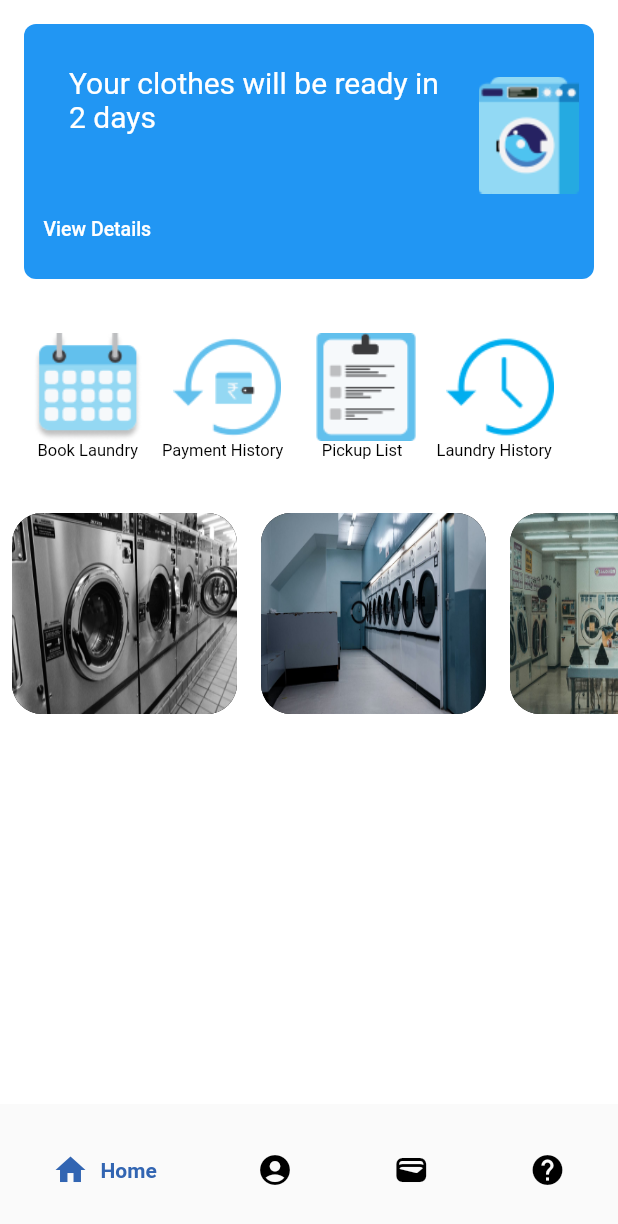
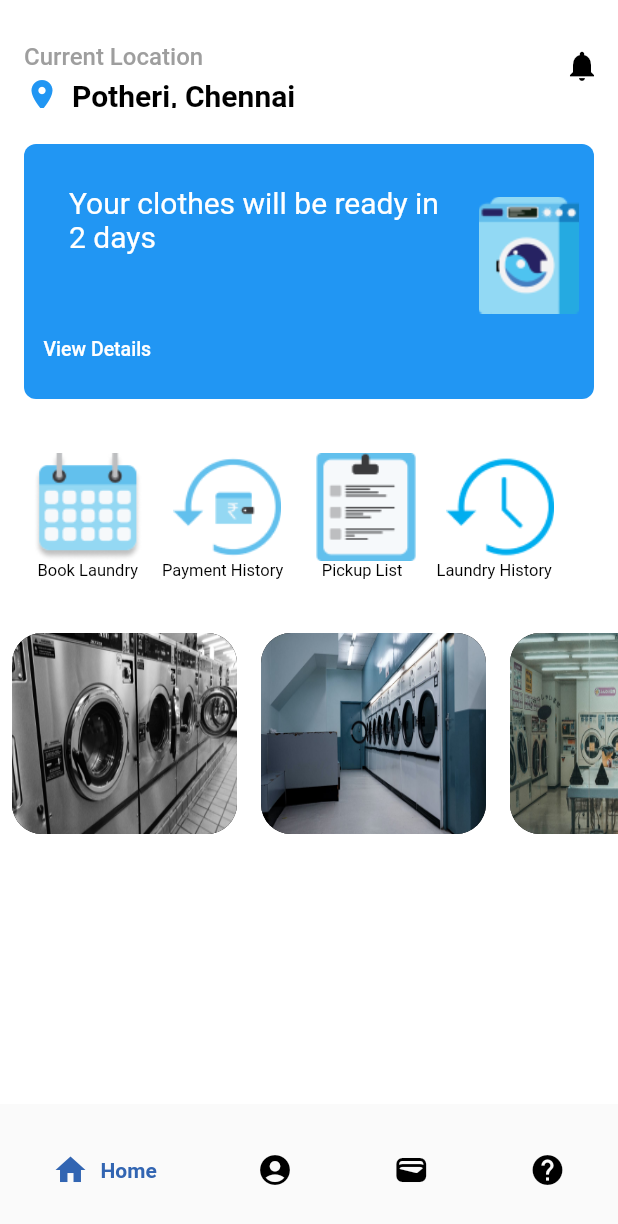
Before and after one commit to rm5973/demo2, a Flutter app: the Homescreen screen opened directly, on a phone screen of 412 x 824 dp. Shown: the top 1224 px of the screen. Run offline on Flutter 3.47's test engine with Material 2 defaults, Android fonts, the phone set to English and light mode, and no system bars; drawn by our look-alikes of google_nav_bar; our stand-ins replace carousel_slider, hexcolor, line_icons; missing offline and left inert: dart:ffi.

Commit message:
new updates

```diff
--- a/lib/homescreen.dart
+++ b/lib/homescreen.dart
@@ -192,64 +192,64 @@ class _MyHomePageState extends State<MyHomePage> {
   Widget build(BuildContext context) {
     return Scaffold(
       backgroundColor: Colors.white,
-      // appBar: PreferredSize(
-      //   preferredSize: Size.fromHeight(80), // Increase the app bar height
-      //   child: Padding(
-      //     padding: const EdgeInsets.only(top: 16.0),
-      //     child: AppBar(
-      //       automaticallyImplyLeading: false, // Remove the back button
-      //       backgroundColor: Colors.white, // Set app bar color to white
-      //       elevation: 0, // Remove the shadow
-      //       title: GestureDetector(
-      //         child: Column(
-      //           // Use Column to align texts vertically
-      //           crossAxisAlignment:
-      //               CrossAxisAlignment.start, // Align the text to the left
-      //           children: [
-      //             Padding(
-      //               padding: EdgeInsets.only(
-      //                   top: 16), // Add top padding of 16 pixels
-      //               child: Text(
-      //                 'Current Location',
-      //                 style: TextStyle(
-      //                   fontSize: 16,
-      //                   color: Colors.grey, // Set the color to grey
-      //                 ),
-      //               ),
-      //             ),
-      //             SizedBox(height: 4), // Add some space between the texts
-      //             Row(
-      //               // Use Row to align icon and text horizontally
-      //               children: [
-      //                 Icon(Icons.location_on,
-      //                     color: Colors.blue), // Location icon on the left
-      //                 SizedBox(width: 8),
-      //                 Text(
-      //                   "Potheri, Chennai",
-      //                   style: TextStyle(
-      //                     fontSize: 20,
-      //                     fontWeight:
-      //                         FontWeight.bold, // Set the font weight to bold
-      //                     color: Colors.black, // Set the text color to black
-      //                   ),
-      //                 ),
-      //               ],
-      //             ),
-      //           ],
-      //         ),
-      //       ),
-      //       actions: [
-      //         IconButton(
-      //           icon: Icon(Icons.notifications,
-      //               color: Colors.black), // Set icon color to black
-      //           onPressed: () {
-      //             // Handle notification icon press
-      //           },
-      //         ),
-      //       ],
-      //     ),
-      //   ),
-      // ),
+      appBar: PreferredSize(
+        preferredSize: Size.fromHeight(80), // Increase the app bar height
+        child: Padding(
+          padding: const EdgeInsets.only(top: 16.0),
+          child: AppBar(
+            automaticallyImplyLeading: false, // Remove the back button
+            backgroundColor: Colors.white, // Set app bar color to white
+            elevation: 0, // Remove the shadow
+            title: GestureDetector(
+              child: Column(
+                // Use Column to align texts vertically
+                crossAxisAlignment:
+                    CrossAxisAlignment.start, // Align the text to the left
+                children: [
+                  Padding(
+                    padding: EdgeInsets.only(
+                        top: 16), // Add top padding of 16 pixels
+                    child: Text(
+                      'Current Location',
+                      style: TextStyle(
+                        fontSize: 16,
+                        color: Colors.grey, // Set the color to grey
+                      ),
+                    ),
+                  ),
+                  SizedBox(height: 4), // Add some space between the texts
+                  Row(
+                    // Use Row to align icon and text horizontally
+                    children: [
+                      Icon(Icons.location_on,
+                          color: Colors.blue), // Location icon on the left
+                      SizedBox(width: 8),
+                      Text(
+                        "Potheri, Chennai",
+                        style: TextStyle(
+                          fontSize: 20,
+                          fontWeight:
+                              FontWeight.bold, // Set the font weight to bold
+                          color: Colors.black, // Set the text color to black
+                        ),
+                      ),
+                    ],
+                  ),
+                ],
+              ),
+            ),
+            actions: [
+              IconButton(
+                icon: Icon(Icons.notifications,
+                    color: Colors.black), // Set icon color to black
+                onPressed: () {
+                  // Handle notification icon press
+                },
+              ),
+            ],
+          ),
+        ),
+      ),
       body: SafeArea(
         child: Column(
           children: [
--- a/lib/homescreen2.dart
+++ b/lib/homescreen2.dart
@@ -20,7 +20,7 @@ class _Homescreen extends State<Homescreen> {
     MyHomePage(),
     profile(),
     paymentWidget(),
-    helpWidget()
+    HelpWidget()
   ];
   Widget build(BuildContext context) {
     return Scaffold(
```
Also changed, not shown: lib/help.dart (+52 -59 lines).
